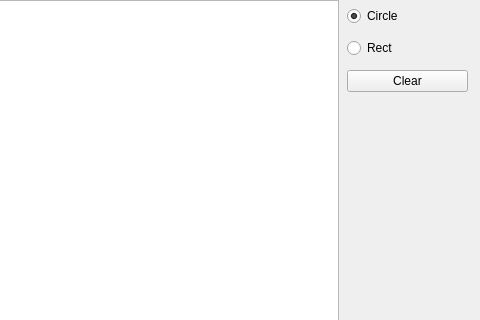
Alexandr-Nazarov/FallingFigures_Public, file fallingfigures.ui: the form before one commit; both pictures show x 212 to 692 and y 0 to 320 of the 692 by 466 pixel window.
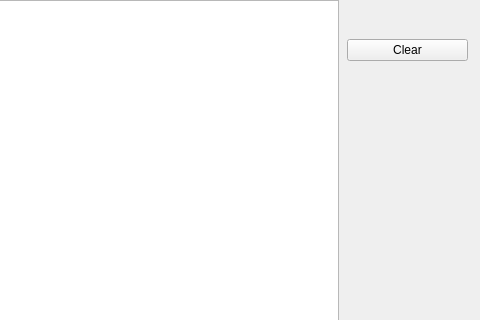
The form after the commit.

Diff of the .ui file:
```diff
--- a/fallingfigures.ui
+++ b/fallingfigures.ui
@@ -30,23 +30,6 @@
      <property name="bottomMargin">
       <number>0</number>
      </property>
-     <item>
-      <widget class="QRadioButton" name="radioButton_Circle">
-       <property name="text">
-        <string>Circle</string>
-       </property>
-       <property name="checked">
-        <bool>true</bool>
-       </property>
-      </widget>
-     </item>
-     <item>
-      <widget class="QRadioButton" name="radioButton_Rect">
-       <property name="text">
-        <string>Rect</string>
-       </property>
-      </widget>
-     </item>
      <item>
       <widget class="QPushButton" name="clearButton">
        <property name="sizePolicy">
```
